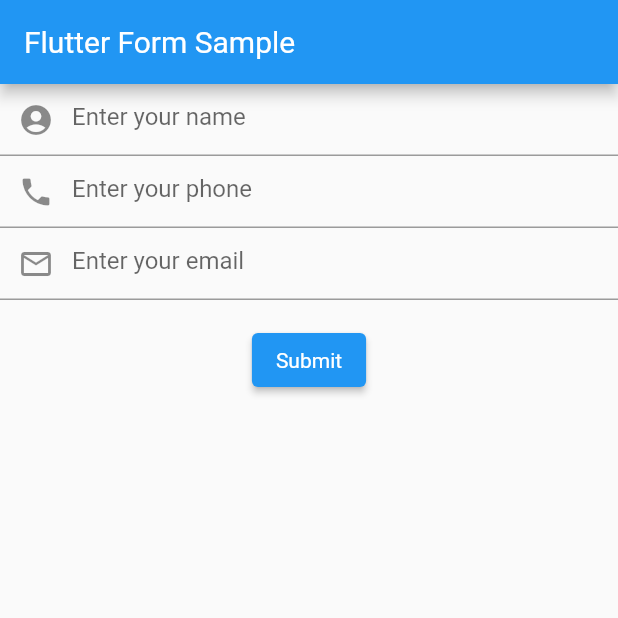
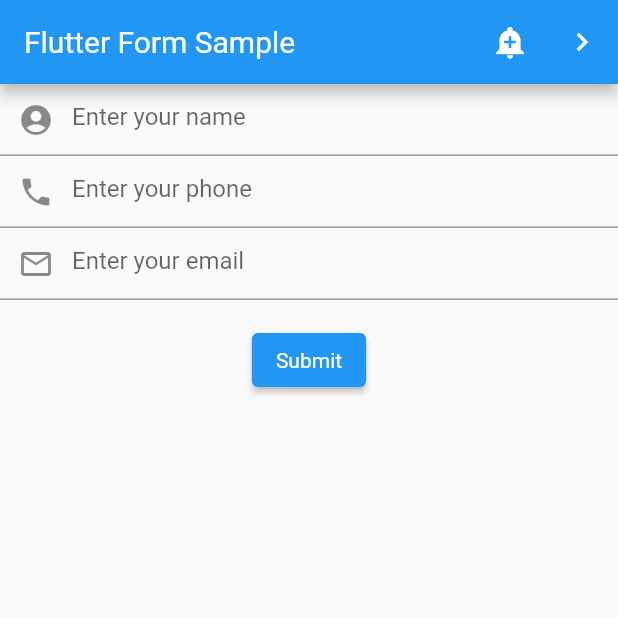
Before and after one commit to mytrofanov/flutter_app, a Flutter app: the screen it shows after launch, on a phone screen of 412 x 824 dp, the top half of it. Run offline on Flutter 3.47's test engine with Material 2 defaults, Android fonts, the phone set to English and light mode, and no system bars.

Commit message:
feat: next page

```diff
--- a/lib/main.dart
+++ b/lib/main.dart
@@ -2,8 +2,22 @@ import 'package:flutter/material.dart';
 import 'package:flutter_app/pages/form.dart';
 import 'package:flutter_app/pages/result.dart';
 
+void main() => runApp(const AppBarApp());
 
-void main() => runApp(const MyApp());
+class AppBarApp extends StatelessWidget {
+  const AppBarApp({super.key});
+
+  @override
+  Widget build(BuildContext context) {
+    return const MaterialApp(
+      home: MyApp(),
+    );
+  }
+}
+
+
+
+// void main() => runApp(const MyApp());
 
 class MyApp extends StatelessWidget {
   const MyApp({super.key});
@@ -12,16 +26,41 @@ class MyApp extends StatelessWidget {
 
   @override
   Widget build(BuildContext context) {
-    return MaterialApp(
-      title: _title,
-      home: Scaffold(
-        appBar: AppBar(title: const Text(_title)),
-        body: const FormWidget(),
-      ),
-      initialRoute: '/',
-      routes: {
-        '/result': (context) => ResultWidget('','',''),
-      },
+    return Scaffold(
+        appBar: AppBar(title: const Text(_title), actions: [
+          IconButton(
+            icon: const Icon(Icons.add_alert),
+            tooltip: 'Show Snackbar',
+            onPressed: () {
+              ScaffoldMessenger.of(context).showSnackBar(
+                  const SnackBar(content: Text('This is a snackbar')));
+            },
+          ),
+          IconButton(
+            icon: const Icon(Icons.navigate_next),
+            tooltip: 'Go to the next page',
+            onPressed: () {
+              Navigator.push(context, MaterialPageRoute<void>(
+                builder: (BuildContext context) {
+                  return Scaffold(
+                    appBar: AppBar(
+                      title: const Text('Next page'),
+                    ),
+                    body: const Center(
+                      child: Text(
+                        'This is the next page',
+                        style: TextStyle(fontSize: 24),
+                      ),
+                    ),
+                  );
+                },
+              ));
+            },
+          ),
+        ],),
+        body: const Center(
+          child: FormWidget(),
+        ),
     );
   }
 }
```
